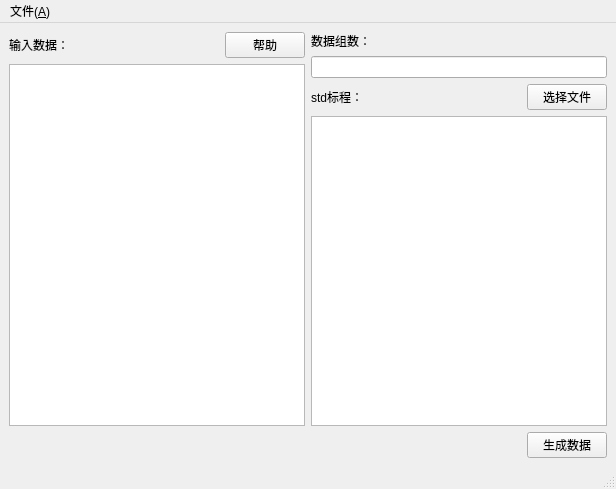
The window that src/views/MainWindow/mainwindow.ui (huangjunhao5/DataMaker-Qt5) describes before a commit, drawn with Qt 5.
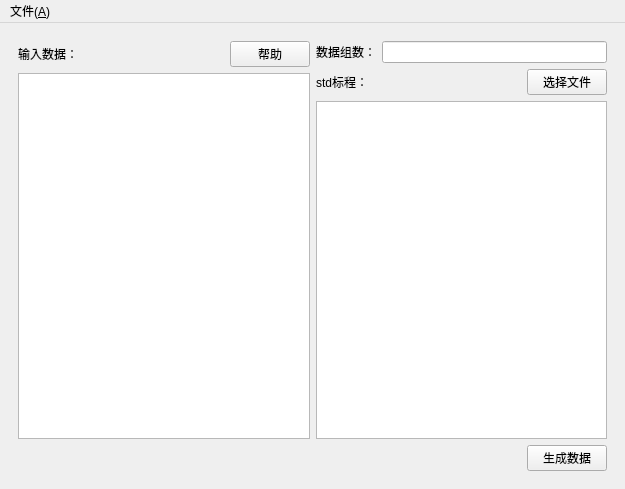
The same window after the commit. Icons and pictures are not drawn.

Diff of the .ui file:
```diff
--- a/src/views/MainWindow/mainwindow.ui
+++ b/src/views/MainWindow/mainwindow.ui
@@ -6,136 +6,1378 @@
    <rect>
     <x>0</x>
     <y>0</y>
-    <width>616</width>
+    <width>625</width>
     <height>489</height>
    </rect>
   </property>
   <property name="windowTitle">
    <string>MainWindow</string>
   </property>
+  <property name="styleSheet">
+   <string notr="true">/*
+* The MIT License (MIT)
+*
+* Copyright : http://blog.csdn.net/liang19890820
+*
+* Author : 一去丶二三里
+*
+* Date : 2016/07/22
+*
+* Description : 黑色炫酷
+*
+*/
+
+/**********子界面背景**********/
+QWidget#customWidget {
+        background: rgb(68, 69, 73);
+}
+
+/**********子界面中央背景**********/
+QWidget#centerWidget {
+        background: rgb(50, 50, 50);
+}
+
+/**********主界面样式**********/
+QWidget#mainWindow {
+        border: 1px solid rgb(50, 50, 50);
+        background: rgb(50, 50, 50);
+}
+
+QWidget#messageWidget {
+        background: rgba(68, 69, 73, 50%);
+}
+
+QWidget#loadingWidget {
+        border: none;
+        border-radius: 5px;
+        background: rgb(50, 50, 50);
+}
+
+QWidget#remoteWidget {
+        border-top-right-radius: 10px;
+        border-bottom-right-radius: 10px;
+        border: 1px solid rgb(45, 45, 45);
+        background: rgb(50, 50, 50);
+}
+
+StyledWidget {
+        qproperty-normalColor: white;
+        qproperty-disableColor: gray;
+        qproperty-highlightColor: rgb(0, 160, 230);
+        qproperty-errorColor: red;
+}
+
+QProgressIndicator {
+        qproperty-color: rgb(175, 175, 175);
+}
+
+/**********提示**********/
+QToolTip{
+        border: 1px solid rgb(45, 45, 45);
+        background: white;
+        color: black;
+}
+
+/**********菜单栏**********/
+QMenuBar {
+        background: rgb(57, 58, 60);
+        border: none;
+}
+QMenuBar::item {
+        padding: 5px 10px 5px 10px;
+        background: transparent;
+}
+QMenuBar::item:enabled {
+        color: rgb(227, 234, 242);
+}
+QMenuBar::item:!enabled {
+        color: rgb(155, 155, 155);
+}
+QMenuBar::item:enabled:selected {
+        background: rgba(255, 255, 255, 40);
+}
+
+/**********菜单**********/
+QMenu {
+        border: 1px solid rgb(100, 100, 100);
+        background: rgb(68, 69, 73);
+}
+QMenu::item {
+        height: 22px;
+        padding: 0px 25px 0px 20px;
+}
+QMenu::item:enabled {
+        color: rgb(225, 225, 225);
+}
+QMenu::item:!enabled {
+        color: rgb(155, 155, 155);
+}
+QMenu::item:enabled:selected {
+        color: rgb(230, 230, 230);
+        background: rgba(255, 255, 255, 40);
+}
+QMenu::separator {
+        height: 1px;
+        background: rgb(100, 100, 100);
+}
+QMenu::indicator {
+        width: 13px;
+        height: 13px;
+}
+QMenu::icon {
+        padding-left: 2px;
+        padding-right: 2px;
+}
+
+/**********状态栏**********/
+QStatusBar {
+        background: rgb(57, 58, 60);
+}
+QStatusBar::item {
+        border: none;
+        border-right: 1px solid rgb(100, 100, 100);
+}
+
+/**********分组框**********/
+QGroupBox {
+        font-size: 15px;
+        border: 1px solid rgb(80, 80, 80);
+        border-radius: 4px;
+        margin-top: 10px;
+}
+QGroupBox::title {
+        color: rgb(175, 175, 175);
+        top: -12px;
+        left: 10px;
+}
+
+/**********页签项**********/
+QTabWidget::pane {
+        border: none;
+        border-top: 3px solid rgb(0, 160, 230);
+        background: rgb(57, 58, 60);
+}
+QTabWidget::tab-bar {
+        border: none;
+}
+QTabBar::tab {
+        border: none;
+        border-top-left-radius: 4px;
+        border-top-right-radius: 4px;
+        color: rgb(175, 175, 175);
+        background: rgb(255, 255, 255, 30);
+        height: 28px;
+        min-width: 85px;
+        margin-right: 5px;
+        padding-left: 5px;
+        padding-right: 5px;
+}
+QTabBar::tab:hover {
+        background: rgb(255, 255, 255, 40);
+}
+QTabBar::tab:selected {
+        color: white;
+        background: rgb(0, 160, 230);
+}
+
+QTabWidget#tabWidget::pane {
+        border: 1px solid rgb(45, 45, 45);
+        background: rgb(57, 58, 60);
+        margin-top: -1px;
+}
+
+QTabBar#tabBar::tab {
+        border: 1px solid rgb(45, 45, 45);
+        border-bottom: none;
+        background: transparent;
+}
+QTabBar#tabBar::tab:hover {
+        color: white;
+}
+QTabBar#tabBar::tab:selected {
+        color: white;
+        background: rgb(57, 58, 60);
+}
+
+/**********表头**********/
+QHeaderView{
+        border: none;
+        border-bottom: 3px solid rgb(0, 160, 230);
+        background: rgb(57, 58, 60);
+        min-height: 30px;
+}
+QHeaderView::section:horizontal {
+        border: none;
+        color: white;
+        background: transparent;
+        padding-left: 5px;
+}
+QHeaderView::section:horizontal:hover {
+        background: rgb(0, 160, 230);
+}
+QHeaderView::section:horizontal:pressed {
+        background: rgb(0, 180, 255);
+}
+QHeaderView::up-arrow {
+        width: 13px;
+        height: 11px;
+        padding-right: 5px;
+        image: url(:/Black/topArrow);
+        subcontrol-position: center right;
+}
+QHeaderView::up-arrow:hover, QHeaderView::up-arrow:pressed {
+        image: url(:/Black/topArrowHover);
+}
+QHeaderView::down-arrow {
+        width: 13px;
+        height: 11px;
+        padding-right: 5px;
+        image: url(:/Black/bottomArrow);
+        subcontrol-position: center right;
+}
+QHeaderView::down-arrow:hover, QHeaderView::down-arrow:pressed {
+        image: url(:/Black/bottomArrowHover);
+}
+
+/**********表格**********/
+QTableView {
+        border: 1px solid rgb(45, 45, 45);
+        background: rgb(57, 58, 60);
+        gridline-color: rgb(60, 60, 60);
+}
+QTableView::item {
+        padding-left: 5px;
+        padding-right: 5px;
+        border: none;
+        background: rgb(72, 72, 74);
+        border-right: 1px solid rgb(45, 45, 45);
+        border-bottom: 1px solid rgb(45, 45, 45);
+}
+QTableView::item:selected {
+        background: rgba(255, 255, 255, 40);
+}
+QTableView::item:selected:!active {
+        color: white;
+}
+QTableView::indicator {
+        width: 20px;
+        height: 20px;
+}
+QTableView::indicator:enabled:unchecked {
+        image: url(:/Black/checkBox);
+}
+QTableView::indicator:enabled:unchecked:hover {
+        image: url(:/Black/checkBoxHover);
+}
+QTableView::indicator:enabled:unchecked:pressed {
+        image: url(:/Black/checkBoxPressed);
+}
+QTableView::indicator:enabled:checked {
+        image: url(:/Black/checkBoxChecked);
+}
+QTableView::indicator:enabled:checked:hover {
+        image: url(:/Black/checkBoxCheckedHover);
+}
+QTableView::indicator:enabled:checked:pressed {
+        image: url(:/Black/checkBoxCheckedPressed);
+}
+QTableView::indicator:enabled:indeterminate {
+        image: url(:/Black/checkBoxIndeterminate);
+}
+QTableView::indicator:enabled:indeterminate:hover {
+        image: url(:/Black/checkBoxIndeterminateHover);
+}
+QTableView::indicator:enabled:indeterminate:pressed {
+        image: url(:/Black/checkBoxIndeterminatePressed);
+}
+
+/**********滚动条-水平**********/
+QScrollBar:horizontal {
+        height: 20px;
+        background: transparent;
+        margin-top: 3px;
+        margin-bottom: 3px;
+}
+QScrollBar::handle:horizontal {
+        height: 20px;
+        min-width: 30px;
+        background: rgb(68, 69, 73);
+        margin-left: 15px;
+        margin-right: 15px;
+}
+QScrollBar::handle:horizontal:hover {
+        background: rgb(80, 80, 80);
+}
+QScrollBar::sub-line:horizontal {
+        width: 15px;
+        background: transparent;
+        image: url(:/Black/arrowLeft);
+        subcontrol-position: left;
+}
+QScrollBar::add-line:horizontal {
+        width: 15px;
+        background: transparent;
+        image: url(:/Black/arrowRight);
+        subcontrol-position: right;
+}
+QScrollBar::sub-line:horizontal:hover {
+        background: rgb(68, 69, 73);
+}
+QScrollBar::add-line:horizontal:hover {
+        background: rgb(68, 69, 73);
+}
+QScrollBar::add-page:horizontal,QScrollBar::sub-page:horizontal {
+        background: transparent;
+}
+
+/**********滚动条-垂直**********/
+QScrollBar:vertical {
+        width: 20px;
+        background: transparent;
+        margin-left: 3px;
+        margin-right: 3px;
+}
+QScrollBar::handle:vertical {
+        width: 20px;
+        min-height: 30px;
+        background: rgb(68, 69, 73);
+        margin-top: 15px;
+        margin-bottom: 15px;
+}
+QScrollBar::handle:vertical:hover {
+        background: rgb(80, 80, 80);
+}
+QScrollBar::sub-line:vertical {
+        height: 15px;
+        background: transparent;
+        image: url(:/Black/arrowTop);
+        subcontrol-position: top;
+}
+QScrollBar::add-line:vertical {
+        height: 15px;
+        background: transparent;
+        image: url(:/Black/arrowBottom);
+        subcontrol-position: bottom;
+}
+QScrollBar::sub-line:vertical:hover {
+        background: rgb(68, 69, 73);
+}
+QScrollBar::add-line:vertical:hover {
+        background: rgb(68, 69, 73);
+}
+QScrollBar::add-page:vertical, QScrollBar::sub-page:vertical {
+        background: transparent;
+}
+
+QScrollBar#verticalScrollBar:vertical {
+        margin-top: 30px;
+}
+
+/**********下拉列表**********/
+QComboBox {
+        height: 25px;
+        border-radius: 4px;
+        border: 1px solid rgb(100, 100, 100);
+        background: rgb(72, 72, 73);
+}
+QComboBox:enabled {
+        color: rgb(175, 175, 175);
+}
+QComboBox:!enabled {
+        color: rgb(155, 155, 155);
+}
+QComboBox:enabled:hover, QComboBox:enabled:focus {
+        color: rgb(230, 230, 230);
+        background: rgb(68, 69, 73);
+}
+QComboBox::drop-down {
+        width: 20px;
+        border: none;
+        background: transparent;
+}
+QComboBox::drop-down:hover {
+        background: rgba(255, 255, 255, 30);
+}
+QComboBox::down-arrow {
+        image: url(:/Black/arrowBottom);
+}
+QComboBox::down-arrow:on {
+        /**top: 1px;**/
+}
+QComboBox QAbstractItemView {
+        border: 1px solid rgb(100, 100, 100);
+        background: rgb(68, 69, 73);
+        outline: none;
+}
+QComboBox QAbstractItemView::item {
+        height: 25px;
+        color: rgb(175, 175, 175);
+}
+QComboBox QAbstractItemView::item:selected {
+        background: rgba(255, 255, 255, 40);
+        color: rgb(230, 230, 230);
+}
+
+/**********进度条**********/
+QProgressBar{
+        border: none;
+        text-align: center;
+        color: white;
+        background: rgb(48, 50, 51);
+}
+QProgressBar::chunk {
+        background: rgb(0, 160, 230);
+}
+
+QProgressBar#progressBar {
+        border: none;
+        text-align: center;
+        color: white;
+        background-color: transparent;
+        background-image: url(&quot;:/Black/progressBar&quot;);
+        background-repeat: repeat-x;
+}
+QProgressBar#progressBar::chunk {
+        border: none;
+        background-color: transparent;
+        background-image: url(&quot;:/Black/progressBarChunk&quot;);
+        background-repeat: repeat-x;
+}
+
+/**********复选框**********/
+QCheckBox{
+        spacing: 5px;
+}
+QCheckBox:enabled{
+        color: rgb(175, 175, 175);
+}
+QCheckBox:enabled:hover{
+        color: rgb(200, 200, 200);
+}
+QCheckBox:!enabled{
+        color: rgb(155, 155, 155);
+}
+QCheckBox::indicator {
+        width: 20px;
+        height: 20px;
+}
+QCheckBox::indicator:unchecked {
+        image: url(:/Black/checkBox);
+}
+QCheckBox::indicator:unchecked:hover {
+        image: url(:/Black/checkBoxHover);
+}
+QCheckBox::indicator:unchecked:pressed {
+        image: url(:/Black/checkBoxPressed);
+}
+QCheckBox::indicator:checked {
+        image: url(:/Black/checkBoxChecked);
+}
+QCheckBox::indicator:checked:hover {
+        image: url(:/Black/checkBoxCheckedHover);
+}
+QCheckBox::indicator:checked:pressed {
+        image: url(:/Black/checkBoxCheckedPressed);
+}
+QCheckBox::indicator:indeterminate {
+        image: url(:/Black/checkBoxIndeterminate);
+}
+QCheckBox::indicator:indeterminate:hover {
+        image: url(:/Black/checkBoxIndeterminateHover);
+}
+QCheckBox::indicator:indeterminate:pressed {
+        image: url(:/Black/checkBoxIndeterminatePressed);
+}
+
+/**********单选框**********/
+QRadioButton{
+        spacing: 5px;
+}
+QRadioButton:enabled{
+        color: rgb(175, 175, 175);
+}
+QRadioButton:enabled:hover{
+        color: rgb(200, 200, 200);
+}
+QRadioButton:!enabled{
+        color: rgb(155, 155, 155);
+}
+QRadioButton::indicator {
+        width: 20px;
+        height: 20px;
+}
+QRadioButton::indicator:unchecked {
+        image: url(:/Black/radioButton);
+}
+QRadioButton::indicator:unchecked:hover {
+        image: url(:/Black/radioButtonHover);
+}
+QRadioButton::indicator:unchecked:pressed {
+        image: url(:/Black/radioButtonPressed);
+}
+QRadioButton::indicator:checked {
+        image: url(:/Black/radioButtonChecked);
+}
+QRadioButton::indicator:checked:hover {
+        image: url(:/Black/radioButtonCheckedHover);
+}
+QRadioButton::indicator:checked:pressed {
+        image: url(:/Black/radioButtonCheckedPressed);
+}
+
+/**********输入框**********/
+QLineEdit {
+        border-radius: 4px;
+        height: 25px;
+        border: 1px solid rgb(100, 100, 100);
+        background: rgb(72, 72, 73);
+}
+QLineEdit:enabled {
+        color: rgb(175, 175, 175);
+}
+QLineEdit:enabled:hover, QLineEdit:enabled:focus {
+        color: rgb(230, 230, 230);
+}
+QLineEdit:!enabled {
+        color: rgb(155, 155, 155);
+}
+
+/**********文本编辑框**********/
+QTextEdit {
+        border: 1px solid rgb(45, 45, 45);
+        color: rgb(175, 175, 175);
+        background: rgb(57, 58, 60);
+}
+
+/**********滚动区域**********/
+QScrollArea {
+        border: 1px solid rgb(45, 45, 45);
+        background: rgb(57, 58, 60);
+}
+
+/**********滚动区域**********/
+QWidget#transparentWidget {
+        background: transparent;
+}
+
+/**********微调器**********/
+QSpinBox {
+        border-radius: 4px;
+        height: 24px;
+        min-width: 40px;
+        border: 1px solid rgb(100, 100, 100);
+        background: rgb(68, 69, 73);
+}
+QSpinBox:enabled {
+        color: rgb(220, 220, 220);
+}
+QSpinBox:enabled:hover, QLineEdit:enabled:focus {
+        color: rgb(230, 230, 230);
+}
+QSpinBox:!enabled {
+        color: rgb(65, 65, 65);
+        background: transparent;
+}
+QSpinBox::up-button {
+        width: 18px;
+        height: 12px;
+        border-top-right-radius: 4px;
+        border-left: 1px solid rgb(100, 100, 100);
+        image: url(:/Black/upButton);
+        background: rgb(50, 50, 50);
+}
+QSpinBox::up-button:!enabled {
+        border-left: 1px solid gray;
+        background: transparent;
+}
+QSpinBox::up-button:enabled:hover {
+        background: rgb(255, 255, 255, 30);
+}
+QSpinBox::down-button {
+        width: 18px;
+        height: 12px;
+        border-bottom-right-radius: 4px;
+        border-left: 1px solid rgb(100, 100, 100);
+        image: url(:/Black/downButton);
+        background: rgb(50, 50, 50);
+}
+QSpinBox::down-button:!enabled {
+        border-left: 1px solid gray;
+        background: transparent;
+}
+QSpinBox::down-button:enabled:hover {
+        background: rgb(255, 255, 255, 30);
+}
+
+/**********标签**********/
+QLabel#grayLabel {
+        color: rgb(175, 175, 175);
+}
+
+QLabel#highlightLabel {
+        color: rgb(175, 175, 175);
+}
+
+QLabel#redLabel {
+        color: red;
+}
+
+QLabel#grayYaHeiLabel {
+        color: rgb(175, 175, 175);
+        font-size: 16px;
+}
+
+QLabel#blueLabel {
+        color: rgb(0, 160, 230);
+}
+
+QLabel#listLabel {
+        color: rgb(0, 160, 230);
+}
+
+QLabel#lineBlueLabel {
+        background: rgb(0, 160, 230);
+}
+
+QLabel#graySeperateLabel {
+        background: rgb(45, 45, 45);
+}
+
+QLabel#seperateLabel {
+        background: rgb(80, 80, 80);
+}
+
+QLabel#radiusBlueLabel {
+        border-radius: 15px;
+        color: white;
+        font-size: 16px;
+        background: rgb(0, 160, 230);
+}
+
+QLabel#skinLabel[colorProperty=&quot;normal&quot;] {
+        color: rgb(175, 175, 175);
+}
+QLabel#skinLabel[colorProperty=&quot;highlight&quot;] {
+        color: rgb(0, 160, 230);
+}
+
+QLabel#informationLabel {
+        qproperty-pixmap: url(:/Black/information);
+}
+
+QLabel#errorLabel {
+        qproperty-pixmap: url(:/Black/error);
+}
+
+QLabel#successLabel {
+        qproperty-pixmap: url(:/Black/success);
+}
+
+QLabel#questionLabel {
+        qproperty-pixmap: url(:/Black/question);
+}
+
+QLabel#warningLabel {
+        qproperty-pixmap: url(:/Black/warning);
+}
+
+QLabel#groupLabel {
+        color: rgb(0, 160, 230);
+        border: 1px solid rgb(0, 160, 230);
+        font-size: 15px;
+        border-top-color: transparent;
+        border-right-color: transparent;
+        border-left-color: transparent;
+}
+
+/**********按钮**********/
+QToolButton#nsccButton{
+        border: none;
+        color: rgb(175, 175, 175);
+        background: transparent;
+        padding: 10px;
+        qproperty-icon: url(:/Black/nscc);
+        qproperty-iconSize: 32px 32px;
+        qproperty-toolButtonStyle: ToolButtonTextUnderIcon;
+}
+QToolButton#nsccButton:hover{
+        color: rgb(217, 218, 218);
+        background: rgb(255, 255, 255, 20);
+}
+
+QToolButton#transferButton{
+        border: none;
+        color: rgb(175, 175, 175);
+        background: transparent;
+        padding: 10px;
+        qproperty-icon: url(:/Black/transfer);
+        qproperty-iconSize: 32px 32px;
+        qproperty-toolButtonStyle: ToolButtonTextUnderIcon;
+}
+QToolButton#transferButton:hover{
+        color: rgb(217, 218, 218);
+        background: rgb(255, 255, 255, 20);
+}
+
+/**********按钮**********/
+QPushButton{
+        border-radius: 4px;
+        border: none;
+        width: 75px;
+        height: 25px;
+}
+QPushButton:enabled {
+        background: rgb(68, 69, 73);
+        color: white;
+}
+QPushButton:!enabled {
+        background: rgb(100, 100, 100);
+        color: rgb(200, 200, 200);
+}
+QPushButton:enabled:hover{
+        background: rgb(85, 85, 85);
+}
+QPushButton:enabled:pressed{
+        background: rgb(80, 80, 80);
+}
+
+QPushButton#blueButton {
+        color: white;
+}
+QPushButton#blueButton:enabled {
+        background: rgb(0, 165, 235);
+        color: white;
+}
+QPushButton#blueButton:!enabled {
+        background: gray;
+        color: rgb(200, 200, 200);
+}
+QPushButton#blueButton:enabled:hover {
+        background: rgb(0, 180, 255);
+}
+QPushButton#blueButton:enabled:pressed {
+        background: rgb(0, 140, 215);
+}
+
+QPushButton#selectButton {
+        border: none;
+        border-radius: none;
+        border-left: 1px solid rgb(100, 100, 100);
+        image: url(:/Black/scan);
+        background: transparent;
+        color: white;
+}
+QPushButton#selectButton:enabled:hover{
+        background: rgb(85, 85, 85);
+}
+QPushButton#selectButton:enabled:pressed{
+        background: rgb(80, 80, 80);
+}
+
+QPushButton#linkButton {
+        background: transparent;
+        color: rgb(0, 160, 230);
+        text-align:left;
+}
+QPushButton#linkButton:hover {
+        color: rgb(20, 185, 255);
+        text-decoration: underline;
+}
+QPushButton#linkButton:pressed {
+        color: rgb(0, 160, 230);
+}
+
+QPushButton#transparentButton {
+        background: transparent;
+}
+
+/*****************标题栏按钮*******************/
+QPushButton#minimizeButton {
+        border-radius: none;
+        border-bottom-left-radius: 4px;
+        border-bottom-right-radius: 4px;
+        background: rgb(50, 50, 50);
+        image: url(:/Black/minimize);
+}
+QPushButton#minimizeButton:hover {
+        background: rgb(60, 60, 60);
+        image: url(:/Black/minimizeHover);
+}
+QPushButton#minimizeButton:pressed {
+        background: rgb(55, 55, 55);
+        image: url(:/Black/minimizePressed);
+}
+
+QPushButton#maximizeButton[maximizeProperty=&quot;maximize&quot;] {
+        border-radius: none;
+        border-bottom-left-radius: 4px;
+        border-bottom-right-radius: 4px;
+        background: rgb(50, 50, 50);
+        image: url(:/Black/maximize);
+}
+QPushButton#maximizeButton[maximizeProperty=&quot;maximize&quot;]:hover {
+        background: rgb(60, 60, 60);
+        image: url(:/Black/maximizeHover);
+}
+QPushButton#maximizeButton[maximizeProperty=&quot;maximize&quot;]:pressed {
+        background: rgb(55, 55, 55);
+        image: url(:/Black/maximizePressed);
+}
+
+QPushButton#maximizeButton[maximizeProperty=&quot;restore&quot;] {
+        border-radius: none;
+        border-bottom-left-radius: 4px;
+        border-bottom-right-radius: 4px;
+        background: rgb(50, 50, 50);
+        image: url(:/Black/restore);
+}
+QPushButton#maximizeButton[maximizeProperty=&quot;restore&quot;]:hover {
+        background: rgb(60, 60, 60);
+        image: url(:/Black/restoreHover);
+}
+QPushButton#maximizeButton[maximizeProperty=&quot;restore&quot;]:pressed {
+        background: rgb(55, 55, 55);
+        image: url(:/Black/restorePressed);
+}
+
+QPushButton#closeButton {
+        border-radius: none;
+        border-bottom-left-radius: 4px;
+        border-bottom-right-radius: 4px;
+        background: rgb(50, 50, 50);
+        image: url(:/Black/close);
+}
+QPushButton#closeButton:hover {
+        background: rgb(60, 60, 60);
+        image: url(:/Black/closeHover);
+}
+QPushButton#closeButton:pressed {
+        background: rgb(55, 55, 55);
+        image: url(:/Black/closePressed);
+}
+
+QPushButton#skinButton {
+        border-radius: none;
+        border-bottom-left-radius: 4px;
+        border-bottom-right-radius: 4px;
+        background: rgb(50, 50, 50);
+        image: url(:/Black/skin);
+}
+QPushButton#skinButton:hover {
+        background: rgb(60, 60, 60);
+        image: url(:/Black/skinHover);
+}
+QPushButton#skinButton:pressed {
+        background: rgb(55, 55, 55);
+        image: url(:/Black/skinPressed);
+}
+
+QPushButton#feedbackButton {
+        border-radius: none;
+        border-bottom-left-radius: 4px;
+        border-bottom-right-radius: 4px;
+        background: rgb(50, 50, 50);
+        image: url(:/Black/feedback);
+}
+QPushButton#feedbackButton:hover {
+        background: rgb(60, 60, 60);
+        image: url(:/Black/feedbackHover);
+}
+QPushButton#feedbackButton:pressed {
+        background: rgb(55, 55, 55);
+        image: url(:/Black/feedbackPressed);
+}
+
+QPushButton#closeTipButton {
+        border-radius: none;
+        border-image: url(:/Black/close);
+        background: transparent;
+}
+QPushButton#closeTipButton:hover {
+        border-image: url(:/Black/closeHover);
+}
+QPushButton#closeTipButton:pressed {
+        border-image: url(:/Black/closePressed);
+}
+
+QPushButton#changeSkinButton{
+        border-radius: 4px;
+        border: 2px solid rgb(41, 41, 41);
+        background: rgb(51, 51, 51);
+}
+QPushButton#changeSkinButton:hover{
+        border-color: rgb(45, 45, 45);
+}
+QPushButton#changeSkinButton:pressed, QPushButton#changeSkinButton:checked{
+        border-color: rgb(0, 160, 230);
+}
+
+QPushButton#transferButton {
+        padding-left: 5px;
+        padding-right: 5px;
+        color: white;
+        background: rgb(0, 165, 235);
+}
+QPushButton#transferButton:hover {
+        background: rgb(0, 180, 255);
+}
+QPushButton#transferButton:pressed {
+        background: rgb(0, 140, 215);
+}
+QPushButton#transferButton[iconProperty=&quot;left&quot;] {
+        qproperty-icon: url(:/Black/left);
+}
+QPushButton#transferButton[iconProperty=&quot;right&quot;] {
+        qproperty-icon: url(:/Black/right);
+}
+
+QPushButton#openButton {
+        border-radius: none;
+        image: url(:/Black/open);
+        background: transparent;
+}
+QPushButton#openButton:hover {
+        image: url(:/Black/openHover);
+}
+QPushButton#openButton:pressed {
+        image: url(:/Black/openPressed);
+}
+
+QPushButton#deleteButton {
+        border-radius: none;
+        image: url(:/Black/delete);
+        background: transparent;
+}
+QPushButton#deleteButton:hover {
+        image: url(:/Black/deleteHover);
+}
+QPushButton#deleteButton:pressed {
+        image: url(:/Black/deletePressed);
+}
+
+QPushButton#menuButton {
+        text-align: left center;
+        padding-left: 3px;
+        color: rgb(175, 175, 175);
+        border: 1px solid rgb(100, 100, 100);
+        background: rgb(72, 72, 73);
+}
+QPushButton#menuButton::menu-indicator{
+        subcontrol-position: right center;
+        subcontrol-origin: padding;
+        image: url(:/Black/arrowBottom);
+        padding-right: 3px;
+}
+
+
+QMainWindow {
+    background-color: #1e1e1e;
+}
+
+QToolBar {
+    background-color: #292929;
+    border: none;
+}
+
+QToolBar QToolButton {
+    background-color: transparent;
+    border: none;
+    padding: 5px;
+    color: #b3b3b3;
+}
+
+QToolBar QToolButton:hover {
+    color: white;
+}
+
+QMenuBar {
+    background-color: #1e1e1e;
+    color: #b3b3b3;
+    padding: 2px;
+}
+
+QMenuBar::item {
+    background-color: #1e1e1e;
+    padding: 4px 10px;
+}
+
+QMenuBar::item:selected {
+    background-color: #292929;
+}
+
+QMenu {
+    background-color: #1e1e1e;
+    color: #b3b3b3;
+    border: none;
+    padding: 5px;
+}
+
+QMenu::item:selected {
+    background-color: #292929;
+}
+
+QMenuBar::item:pressed, QMenu::item:pressed {
+    background-color: #333333;
+}
+
+QStatusBar {
+    background-color: #292929;
+    color: #b3b3b3;
+}
+
+QStatusBar QLabel {
+    color: #b3b3b3;
+}
+
+QPushButton {
+    background-color: #1e1e1e;
+    color: #b3b3b3;
+    padding: 5px;
+    border: 1px solid #b3b3b3;
+    border-radius: 3px;
+}
+
+QPushButton:hover {
+    background-color: #292929;
+    border-color: #ffffff;
+}
+
+QLineEdit {
+    background-color: #292929;
+    color: #b3b3b3;
+    padding: 5px;
+    border: 1px solid #b3b3b3;
+    border-radius: 3px;
+}
+
+QComboBox {
+    background-color: #292929;
+    color: #b3b3b3;
+    padding: 5px;
+    border: 1px solid #b3b3b3;
+    border-radius: 3px;
+}
+
+QComboBox:hover {
+    border-color: #ffffff;
+}
+
+QComboBox::drop-down {
+    subcontrol-origin: padding;
+    subcontrol-position: top right;
+    width: 20px;
+    border: none;
+    background-color: transparent;
+}
+
+QComboBox::down-arrow {
+    image: url(:/icons/down_arrow.png);
+    width: 12px;
+    height: 12px;
+}
+
+QComboBox QAbstractItemView {
+    background-color: #292929;
+    color: #b3b3b3;
+    selection-background-color: #333333;
+    selection-color: #b3b3b3;
+    border: none;
+}
+
+QTableView {
+    background-color: #292929;
+    color: #b3b3b3;
+    gridline-color: #b3b3b3;
+    border: none;
+    selection-background-color: #333333;
+    selection-color: #b3b3b3;
+}
+
+QHeaderView::section {
+    background-color: #292929;
+    color: #b3b3b3;
+    padding: 5px;
+    border: none;
+}
+
+QHeaderView::section:hover {
+    background-color: #333333;
+}
+
+QTreeView {
+    background-color: #292929;
+    color: #b3b3b3;
+    border: none;
+}
+
+QTreeView::item {
+padding: 5px;
+border: none;
+}
+
+QTreeView::item:selected {
+background-color: #333333;
+color: #b3b3b3;
+}
+
+QTreeView::branch {
+background-color: #292929;
+border: none;
+}
+
+QTreeView::branch:selected {
+background-color: #333333;
+}
+
+QTabWidget::tab-bar {
+alignment: center;
+}
+
+QTabBar::tab {
+background-color: #292929;
+color: #b3b3b3;
+padding: 5px;
+border: none;
+border-top-left-radius: 3px;
+border-top-right-radius: 3px;
+min-width: 80px;
+}
+
+QTabBar::tab:selected {
+background-color: #1e1e1e;
+color: white;
+border-bottom-color: #1e1e1e;
+}
+
+QTabBar::tab:!selected {
+background-color: #292929;
+color: #b3b3b3;
+}
+
+QTextEdit {
+background-color: #292929;
+color: #b3b3b3;
+padding: 5px;
+border: 1px solid #b3b3b3;
+border-radius: 3px;
+}
+
+QScrollBar:vertical {
+background-color: #292929;
+width: 10px;
+margin: 0px 0px 0px 0px;
+}
+
+QScrollBar::handle:vertical {
+background-color: #b3b3b3;
+min-height: 20px;
+border-radius: 3px;
+}
+
+QScrollBar::handle:vertical:hover {
+background-color: #ffffff;
+}
+
+QScrollBar::add-line:vertical {
+border: none;
+background-color: #292929;
+height: 0px;
+subcontrol-position: bottom;
+subcontrol-origin: margin;
+}
+
+QScrollBar::sub-line:vertical {
+border: none;
+background-color: #292929;
+height: 0px;
+subcontrol-position: top;
+subcontrol-origin: margin;
+}
+
+QScrollBar::add-page:vertical, QScrollBar::sub-page:vertical {
+background-color: transparent;
+}
+
+QScrollBar:horizontal {
+background-color: #292929;
+height: 10px;
+margin: 0px 0px 0px 0px;
+}
+
+QScrollBar::handle:horizontal {
+background-color: #b3b3b3;
+min-width: 20px;
+border-radius: 3px;
+}
+
+QScrollBar::handle:horizontal:hover {
+background-color: #ffffff;
+}
+
+QScrollBar::add-line:horizontal {
+border: none;
+background-color: #292929;
+width: 0px;
+subcontrol-position: right;
+subcontrol-origin: margin;
+}
+
+QScrollBar::sub-line:horizontal {
+	border: none;
+	background-color: #292929;
+	width: 0px;
+	subcontrol-position: left;
+	subcontrol-origin: margin;
+}
+
+QScrollBar::add-page:horizontal, QScrollBar::sub-page:horizontal {
+	background-color: transparent;
+}
+
+QLabel{
+	font-size: 18px;
+}
+*{
+	margin-top:0.2em; 
+	margin-bottom:0.2em; 
+	margin-left:0.2em; 
+	margin-right:0.2em; 
+	line-height:0.2em; 
+}</string>
+  </property>
   <widget class="QWidget" name="centralwidget">
-   <layout class="QVBoxLayout" name="verticalLayout_5">
-    <item>
-     <layout class="QHBoxLayout" name="horizontalLayout_3">
-      <item>
-       <layout class="QVBoxLayout" name="verticalLayout_3">
-        <item>
-         <layout class="QHBoxLayout" name="horizontalLayout_2">
-          <item>
-           <widget class="QLabel" name="label">
-            <property name="text">
-             <string>输入数据：</string>
-            </property>
-           </widget>
-          </item>
-          <item>
-           <spacer name="horizontalSpacer_2">
-            <property name="orientation">
-             <enum>Qt::Horizontal</enum>
-            </property>
-            <property name="sizeHint" stdset="0">
-             <size>
-              <width>40</width>
-              <height>20</height>
-             </size>
-            </property>
-           </spacer>
-          </item>
-          <item>
-           <widget class="QPushButton" name="helpBtn">
-            <property name="text">
-             <string>帮助</string>
-            </property>
-           </widget>
-          </item>
-         </layout>
-        </item>
-        <item>
-         <widget class="QTextEdit" name="makeFunText"/>
-        </item>
-       </layout>
-      </item>
-      <item>
-       <layout class="QVBoxLayout" name="verticalLayout_4">
-        <item>
-         <layout class="QVBoxLayout" name="verticalLayout">
-          <item>
-           <widget class="QLabel" name="label_2">
-            <property name="text">
-             <string>数据组数：</string>
-            </property>
-           </widget>
-          </item>
-          <item>
-           <widget class="QLineEdit" name="lineEdit"/>
-          </item>
-         </layout>
-        </item>
-        <item>
-         <layout class="QVBoxLayout" name="verticalLayout_2">
-          <item>
-           <layout class="QHBoxLayout" name="horizontalLayout">
-            <item>
-             <widget class="QLabel" name="label_3">
-              <property name="text">
-               <string>std标程：</string>
-              </property>
-             </widget>
-            </item>
-            <item>
-             <spacer name="horizontalSpacer">
-              <property name="orientation">
-               <enum>Qt::Horizontal</enum>
-              </property>
-              <property name="sizeHint" stdset="0">
-               <size>
-                <width>40</width>
-                <height>20</height>
-               </size>
-              </property>
-             </spacer>
-            </item>
-            <item>
-             <widget class="QPushButton" name="openCppSource">
-              <property name="text">
-               <string>选择文件</string>
-              </property>
-             </widget>
-            </item>
-           </layout>
-          </item>
-          <item>
-           <widget class="QTextEdit" name="source"/>
-          </item>
-         </layout>
-        </item>
-       </layout>
-      </item>
-     </layout>
-    </item>
-    <item>
-     <layout class="QHBoxLayout" name="horizontalLayout_4">
-      <item>
-       <spacer name="horizontalSpacer_3">
-        <property name="orientation">
-         <enum>Qt::Horizontal</enum>
-        </property>
-        <property name="sizeHint" stdset="0">
-         <size>
-          <width>40</width>
-          <height>20</height>
-         </size>
-        </property>
-       </spacer>
-      </item>
-      <item>
-       <widget class="QPushButton" name="make">
-        <property name="text">
-         <string>生成数据</string>
-        </property>
-       </widget>
-      </item>
-     </layout>
+   <layout class="QGridLayout" name="gridLayout">
+    <item row="0" column="0">
+     <widget class="QWidget" name="widget" native="true">
+      <layout class="QVBoxLayout" name="verticalLayout_4">
+       <item>
+        <layout class="QHBoxLayout" name="horizontalLayout_5">
+         <item>
+          <layout class="QVBoxLayout" name="verticalLayout_3">
+           <item>
+            <layout class="QHBoxLayout" name="horizontalLayout_2">
+             <item>
+              <widget class="QLabel" name="label">
+               <property name="text">
+                <string>输入数据：</string>
+               </property>
+              </widget>
+             </item>
+             <item>
+              <spacer name="horizontalSpacer_2">
+               <property name="orientation">
+                <enum>Qt::Horizontal</enum>
+               </property>
+               <property name="sizeHint" stdset="0">
+                <size>
+                 <width>40</width>
+                 <height>20</height>
+                </size>
+               </property>
+              </spacer>
+             </item>
+             <item>
+              <widget class="QPushButton" name="helpBtn">
+               <property name="text">
+                <string>帮助</string>
+               </property>
+              </widget>
+             </item>
+            </layout>
+           </item>
+           <item>
+            <widget class="QTextEdit" name="makeFunText">
+             <property name="styleSheet">
+              <string notr="true"/>
+             </property>
+            </widget>
+           </item>
+          </layout>
+         </item>
+         <item>
+          <layout class="QVBoxLayout" name="verticalLayout">
+           <item>
+            <layout class="QHBoxLayout" name="horizontalLayout_3">
+             <item>
+              <widget class="QLabel" name="label_2">
+               <property name="text">
+                <string>数据组数：</string>
+               </property>
+              </widget>
+             </item>
+             <item>
+              <widget class="QLineEdit" name="lineEdit"/>
+             </item>
+            </layout>
+           </item>
+           <item>
+            <layout class="QVBoxLayout" name="verticalLayout_2">
+             <item>
+              <layout class="QHBoxLayout" name="horizontalLayout">
+               <item>
+                <widget class="QLabel" name="label_3">
+                 <property name="text">
+                  <string>std标程：</string>
+                 </property>
+                </widget>
+               </item>
+               <item>
+                <spacer name="horizontalSpacer">
+                 <property name="orientation">
+                  <enum>Qt::Horizontal</enum>
+                 </property>
+                 <property name="sizeHint" stdset="0">
+                  <size>
+                   <width>40</width>
+                   <height>20</height>
+                  </size>
+                 </property>
+                </spacer>
+               </item>
+               <item>
+                <widget class="QPushButton" name="openCppSource">
+                 <property name="text">
+                  <string>选择文件</string>
+                 </property>
+                </widget>
+               </item>
+              </layout>
+             </item>
+             <item>
+              <widget class="QTextEdit" name="source"/>
+             </item>
+            </layout>
+           </item>
+          </layout>
+         </item>
+        </layout>
+       </item>
+       <item>
+        <layout class="QHBoxLayout" name="horizontalLayout_4">
+         <item>
+          <spacer name="horizontalSpacer_3">
+           <property name="orientation">
+            <enum>Qt::Horizontal</enum>
+           </property>
+           <property name="sizeHint" stdset="0">
+            <size>
+             <width>40</width>
+             <height>20</height>
+            </size>
+           </property>
+          </spacer>
+         </item>
+         <item>
+          <widget class="QPushButton" name="make">
+           <property name="text">
+            <string>生成数据</string>
+           </property>
+          </widget>
+         </item>
+        </layout>
+       </item>
+      </layout>
+     </widget>
     </item>
    </layout>
   </widget>
@@ -144,8 +1386,8 @@
     <rect>
      <x>0</x>
      <y>0</y>
-     <width>616</width>
-     <height>23</height>
+     <width>625</width>
+     <height>35</height>
     </rect>
    </property>
    <widget class="QMenu" name="menu">
@@ -156,7 +1398,6 @@
    </widget>
    <addaction name="menu"/>
   </widget>
-  <widget class="QStatusBar" name="statusbar"/>
   <action name="action">
    <property name="enabled">
     <bool>false</bool>
```
